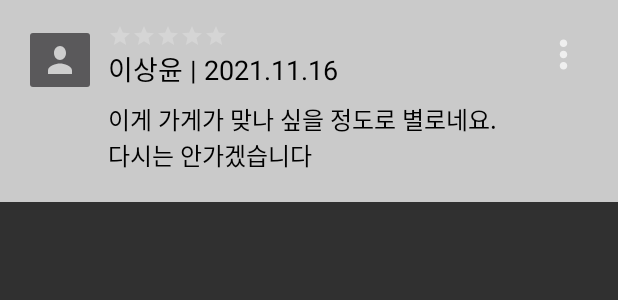
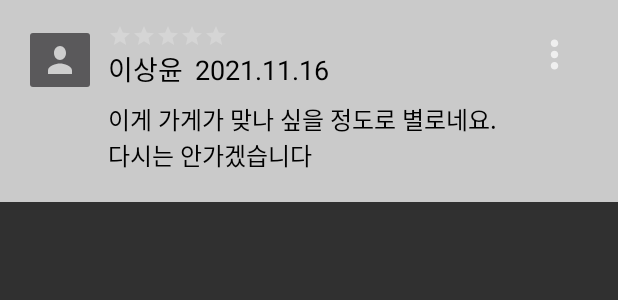
Before and after one commit to Choi-Ju12g/UntactHackathon, an Android app: the layout user_comment.xml on its own in the app's theme, with its tools: preview values and no code run, on a phone screen of 412 x 824 dp. Shown: the top 300 px of the screen. Run offline under Robolectric (Android 15) with nearby library versions, the phone set to English and light mode, and no system bars.

```diff
--- a/app/src/main/AndroidManifest.xml
+++ b/app/src/main/AndroidManifest.xml
@@ -36,6 +36,10 @@
             android:name=".LoginActivity"
             android:exported="false"
             android:theme="@style/Theme.AppCompat.DayNight.NoActionBar" />
+        <activity
+            android:name=".BoardActivity"
+            android:exported="false"
+            android:theme="@style/Theme.AppCompat.DayNight.NoActionBar" />
         <!--
              The API key for Google Maps-based APIs is defined as a string resource.
              (See the file "res/values/google_maps_api.xml").
--- a/app/src/main/res/layout/user_comment.xml
+++ b/app/src/main/res/layout/user_comment.xml
@@ -10,7 +10,7 @@
     android:background="#CACACA">
 
     <ImageButton
-        android:id="@+id/profile_btn"
+        android:id="@+id/uc_profile_btn"
         android:layout_width="48dp"
         android:layout_height="48dp"
         android:scaleType="fitXY"
@@ -35,6 +35,7 @@
                 android:orientation="vertical">
 
                 <RatingBar
+                    android:id="@+id/uc_ratingBar"
                     android:layout_width="wrap_content"
                     android:layout_height="wrap_content"
                     android:layout_gravity="left"
@@ -43,13 +44,30 @@
                     android:stepSize="1"
                     style="?android:attr/ratingBarStyleSmall"/>
 
-                <TextView
+                <LinearLayout
                     android:layout_width="wrap_content"
                     android:layout_height="wrap_content"
-                    android:text="이상윤 | 2021.11.16"
-                    android:textSize="18dp"
-                    android:textColor="#000000"
-                    android:layout_marginBottom="8dp" />
+                    android:orientation="horizontal">
+
+                    <TextView
+                        android:id="@+id/uc_username"
+                        android:layout_width="wrap_content"
+                        android:layout_height="wrap_content"
+                        android:text="이상윤"
+                        android:textSize="18dp"
+                        android:textColor="#000000"
+                        android:layout_marginBottom="8dp"
+                        android:layout_marginRight="8dp"/>
+
+                    <TextView
+                        android:id="@+id/uc_date"
+                        android:layout_width="wrap_content"
+                        android:layout_height="wrap_content"
+                        android:text="2021.11.16"
+                        android:textSize="18dp"
+                        android:textColor="#000000"
+                        android:layout_marginBottom="8dp" />
+                </LinearLayout>
             </LinearLayout>
 
             <ImageButton
@@ -61,6 +79,7 @@
         </LinearLayout>
 
         <TextView
+            android:id="@+id/uc_comment"
             android:layout_width="match_parent"
             android:layout_height="wrap_content"
             android:text="이게 가게가 맞나 싶을 정도로 별로네요.\n다시는 안가겠습니다\n"
```
Also changed, not shown: app/src/main/java/com/example/howmanyseats/BoardActivity.java (+15 -1 lines), app/src/main/java/com/example/howmanyseats/userCommentView.java (added, +35 -0 lines).
